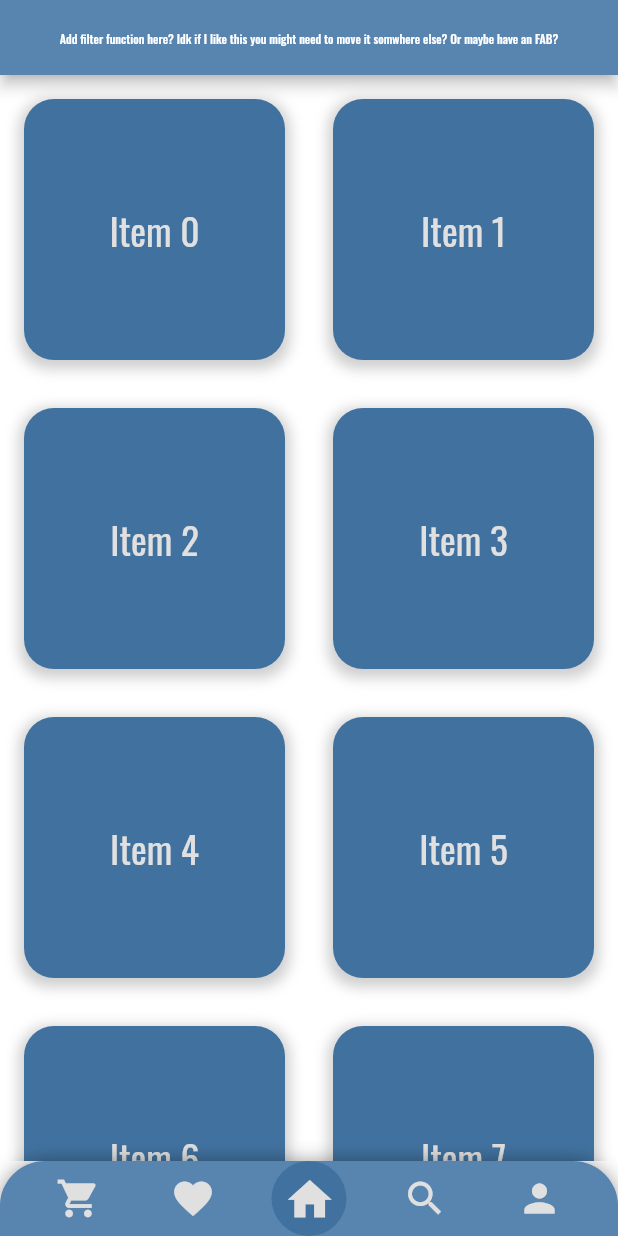
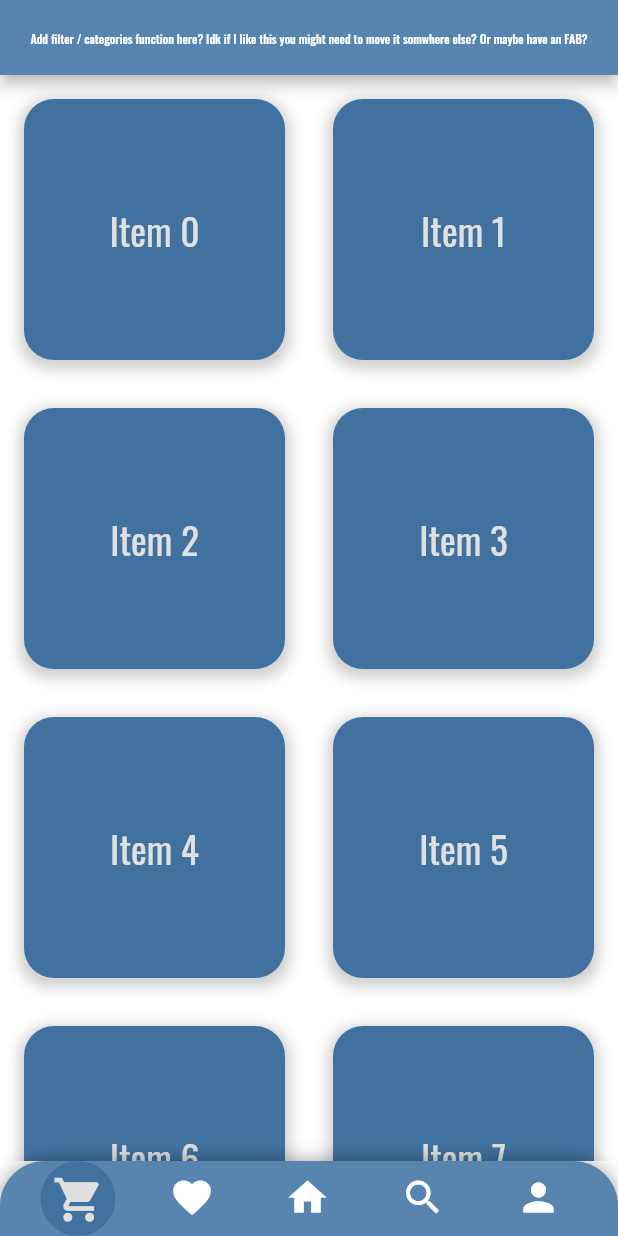
Before and after one commit to Isac-Pederson/fabrics, a Flutter app: the HomeScreen screen opened by its route, on a phone screen of 412 x 824 dp. Run offline on Flutter 3.47's test engine with Material 2 defaults, Android fonts, the phone set to English and light mode, and no system bars; our stand-ins replace google_fonts, material_symbols_icons.

Commit message:
added selected icon on bottom app bar w provider package

```diff
--- /dev/null
+++ b/lib/components/widgets/icon_circle.dart
@@ -0,0 +1,45 @@
+import 'package:flutter/material.dart';
+import 'package:provider/provider.dart';
+
+import '../../models/provider/app_bar_selected.dart';
+
+class IconCircle extends StatelessWidget {
+  final double pageNum;
+  final String pushScreen;
+  final String tooltip;
+  final IconData? icon;
+  const IconCircle({
+    super.key,
+    required this.pageNum,
+    required this.pushScreen,
+    required this.icon,
+    required this.tooltip,
+  });
+
+  @override
+  Widget build(BuildContext context) {
+    return Consumer<PageNumber>(
+      builder: (context, page, child) {
+        return Stack(children: [
+          CircleAvatar(
+            radius: 25,
+            backgroundColor: page.changeCircleColor(pageNumber: pageNum),
+          ),
+          IconButton(
+            tooltip: tooltip,
+            icon: Icon(
+              icon,
+              size: page.changeIconSize(pageNumber: pageNum),
+              color: page.changeColor(pageNumber: pageNum),
+            ),
+            onPressed: () {
+              page.changePageNumber(pageNum);
+              Navigator.of(context).pop();
+              Navigator.of(context).pushNamed(pushScreen);
+            },
+          ),
+        ]);
+      },
+    );
+  }
+}
--- a/lib/components/widgets/rounded_bottom_app_bar.dart
+++ b/lib/components/widgets/rounded_bottom_app_bar.dart
@@ -6,10 +6,9 @@ import 'package:flutter/material.dart';
 
 import '../../screens/search_screen.dart';
 import '../constants/colors.dart';
+import 'icon_circle.dart';
 
 class RoundedBottomAppBar extends StatelessWidget {
-  final double iconSize = 30;
-  final double selectedIcon = 35;
   const RoundedBottomAppBar({
     super.key,
   });
@@ -42,66 +41,35 @@ class RoundedBottomAppBar extends StatelessWidget {
           child: Row(
             mainAxisAlignment: MainAxisAlignment.spaceEvenly,
             children: <Widget>[
-              IconButton(
-                tooltip: 'Shopping Cart',
-                icon: Icon(
-                  Icons.shopping_cart,
-                  size: iconSize,
-                ),
-                onPressed: () {
-                  Navigator.of(context).pop();
-                  Navigator.of(context).pushNamed(CheckoutScreen.id);
-                },
+              IconCircle(
+                icon: Icons.shopping_cart,
+                pageNum: 1,
+                pushScreen: CheckoutScreen.id,
+                tooltip: 'Checkout Cart',
               ),
-              IconButton(
-                tooltip: 'Favorites',
-                icon: Icon(
-                  Icons.favorite,
-                  size: iconSize,
-                ),
-                onPressed: () {
-                  Navigator.of(context).pop();
-                  Navigator.of(context).pushNamed(FavoriteScreen.id);
-                },
+              IconCircle(
+                icon: Icons.favorite,
+                pageNum: 2,
+                pushScreen: FavoriteScreen.id,
+                tooltip: 'Favorite',
               ),
-              Stack(children: [
-                CircleAvatar(
-                  radius: 25,
-                  backgroundColor: kMidnightBlue,
-                ),
-                IconButton(
-                  tooltip: 'Home',
-                  icon: Icon(
-                    Icons.home,
-                    size: selectedIcon,
-                  ),
-                  onPressed: () {
-                    Navigator.of(context).pop();
-                    Navigator.of(context).pushNamed(HomeScreen.id);
-                  },
-                ),
-              ]),
-              IconButton(
+              IconCircle(
+                icon: Icons.home,
+                pageNum: 3,
+                pushScreen: HomeScreen.id,
+                tooltip: 'Home',
+              ),
+              IconCircle(
+                icon: Icons.search,
+                pageNum: 4,
+                pushScreen: SearchScreen.id,
                 tooltip: 'Search',
-                icon: Icon(
-                  Icons.search,
-                  size: iconSize,
-                ),
-                onPressed: () {
-                  Navigator.of(context).pop();
-                  Navigator.of(context).pushNamed(SearchScreen.id);
-                },
               ),
-              IconButton(
+              IconCircle(
+                icon: Icons.person,
+                pageNum: 5,
+                pushScreen: AccountScreen.id,
                 tooltip: 'Account Settings',
-                icon: Icon(
-                  Icons.person,
-                  size: iconSize,
-                ),
-                onPressed: () {
-                  Navigator.of(context).pop();
-                  Navigator.of(context).pushNamed(AccountScreen.id);
-                },
               ),
             ],
           ),
--- a/lib/main.dart
+++ b/lib/main.dart
@@ -1,3 +1,4 @@
+import 'package:fabrics/models/provider/app_bar_selected.dart';
 import 'package:fabrics/screens/account_screen.dart';
 import 'package:fabrics/screens/checkout_screen.dart';
 import 'package:fabrics/screens/home_screen.dart';
@@ -7,9 +8,17 @@ import 'package:fabrics/screens/search_screen.dart';
 import 'package:fabrics/screens/welcome_screen.dart';
 import 'package:fabrics/screens/wishlist.dart';
 import 'package:flutter/material.dart';
+import 'package:provider/provider.dart';
 
 void main() {
-  runApp(const Main());
+  runApp(MultiProvider(
+    providers: [
+      ChangeNotifierProvider(
+        create: ((context) => PageNumber()),
+      ),
+    ],
+    child: const Main(),
+  ));
 }
 
 class Main extends StatelessWidget {
@@ -21,7 +30,7 @@ class Main extends StatelessWidget {
       debugShowCheckedModeBanner: false,
       title: 'Flutter Demo',
       theme: ThemeData(iconTheme: IconThemeData(color: Colors.grey[300])),
-      initialRoute: WelcomeScreen.id,
+      initialRoute: HomeScreen.id,
       routes: {
         WelcomeScreen.id: (context) => const WelcomeScreen(),
         RegisterScreen.id: (context) => const RegisterScreen(),
--- /dev/null
+++ b/lib/models/provider/app_bar_selected.dart
@@ -0,0 +1,37 @@
+import 'package:fabrics/components/constants/colors.dart';
+import 'package:flutter/material.dart';
+
+class PageNumber with ChangeNotifier {
+  double page = 3;
+
+  final double iconSize = 30;
+  final double selectedIcon = 35;
+  final Color iconColor = Colors.white;
+  final Color? selectedColor = Colors.grey[300];
+
+  void changePageNumber(pageNumber) {
+    page = pageNumber;
+    notifyListeners();
+  }
+
+  double changeIconSize({required double pageNumber}) {
+    bool isSelected;
+    isSelected = page == pageNumber;
+
+    return isSelected ? selectedIcon : iconSize;
+  }
+
+  Color? changeColor({required double pageNumber}) {
+    bool isSelected;
+    isSelected = page == pageNumber;
+
+    return isSelected ? selectedColor : iconColor;
+  }
+
+  Color changeCircleColor({required double pageNumber}) {
+    bool isSelected;
+    isSelected = page == pageNumber;
+
+    return isSelected ? kMidnightBlue : kBlueGray;
+  }
+}
--- a/lib/screens/home_screen.dart
+++ b/lib/screens/home_screen.dart
@@ -18,7 +18,7 @@ class HomeScreen extends StatelessWidget {
           automaticallyImplyLeading: false,
           title: Center(
               child: Text(
-            'Add filter function here? Idk if I like this you might need to move it somwhere else? Or maybe have an FAB?',
+            'Add filter / categories function here? Idk if I like this you might need to move it somwhere else? Or maybe have an FAB?',
             style: GoogleFonts.oswald(color: Colors.white, fontSize: 8),
           )),
         ),
```
Also changed, not shown: pubspec.yaml (+7 -18 lines), pubspec.lock, 3 other files.
